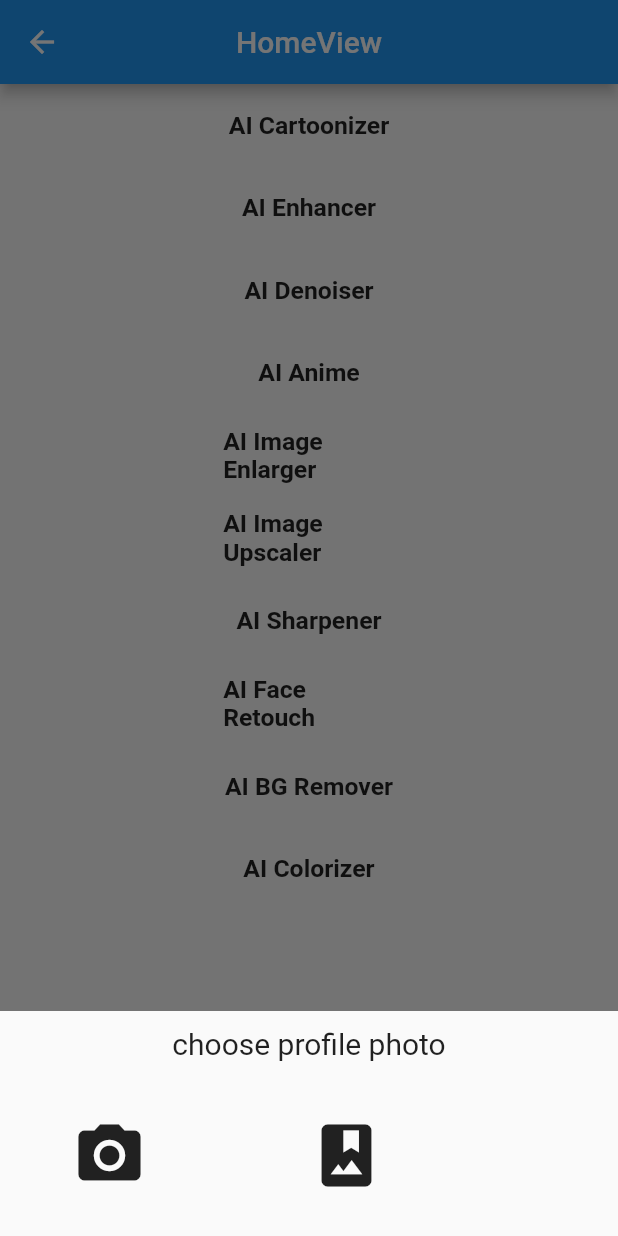
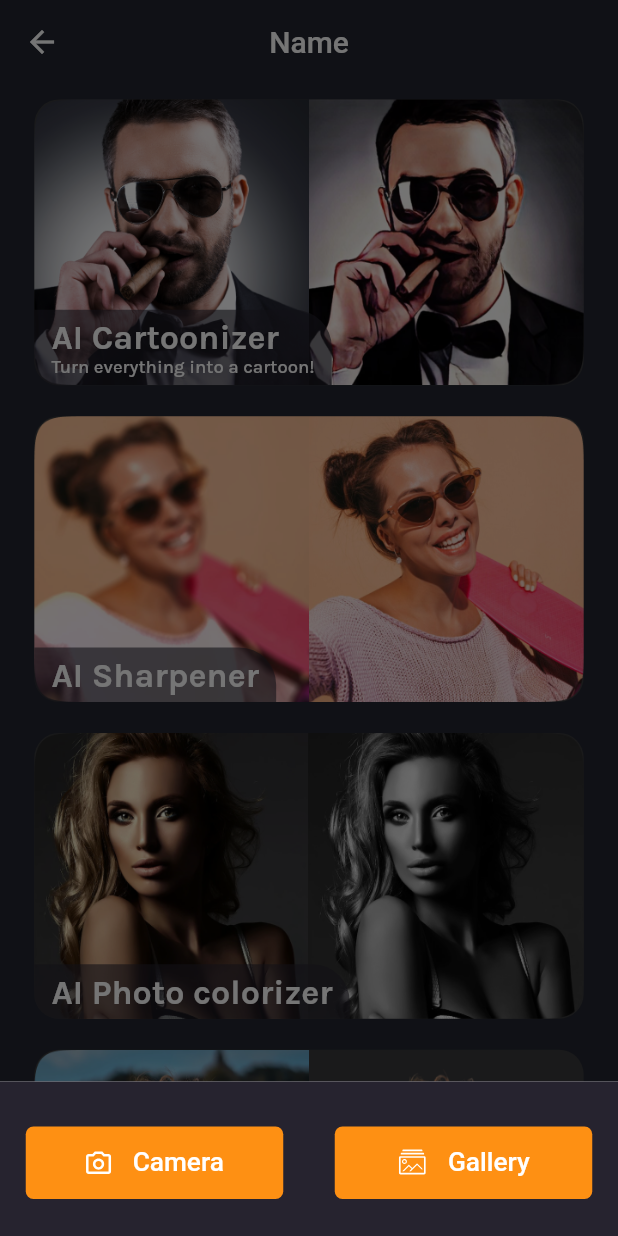
Before and after one commit to KhilanVitthani/toon, a Flutter app: the HomeView screen opened by its route, after a tap on "AI Sharpener", on a phone screen of 412 x 824 dp. Run offline on Flutter 3.47's test engine with Material 2 defaults, Android fonts, the phone set to English and light mode, and no system bars; our stand-ins replace cached_network_image, connectivity_plus, dio, flutter_svg, fluttertoast, get and 8 more; accounts and stored records are empty.

Commit message:
UI Changes

```diff
--- a/lib/app/modules/home/views/home_view.dart
+++ b/lib/app/modules/home/views/home_view.dart
@@ -1,9 +1,14 @@
 import 'dart:io';
 
+import 'package:ai_image_enlarger/constants/api_constants.dart';
+import 'package:ai_image_enlarger/constants/color_constant.dart';
 import 'package:ai_image_enlarger/constants/sizeConstant.dart';
+import 'package:ai_image_enlarger/utilities/buttons.dart';
 import 'package:flutter/material.dart';
+import 'package:flutter_svg/flutter_svg.dart';
 
 import 'package:get/get.dart';
+import 'package:google_fonts/google_fonts.dart';
 import 'package:image_picker/image_picker.dart';
 
 import '../controllers/home_controller.dart';
@@ -15,47 +20,71 @@ class HomeView extends GetView<HomeController> {
   Widget build(BuildContext context) {
     MySize().init(context);
     return Scaffold(
+      backgroundColor: appTheme.primaryTheme,
       appBar: AppBar(
-        title: const Text('HomeView'),
+        title: const Text('Name'),
         centerTitle: true,
+        backgroundColor: appTheme.primaryTheme,
+        elevation: 0,
       ),
-      body: Column(
+      body: SingleChildScrollView(
+        child: Padding(
+          padding: EdgeInsets.symmetric(
+              horizontal: MySize.getWidth(20), vertical: MySize.getHeight(10)),
+          child: Column(
             children: [
-          Center(
-              child: GestureDetector(
+              ImageButton(
                   onTap: () {
                     uploadImage(context);
                   },
-            child: Container(
-              width: MySize.getWidth(100),
-              height: MySize.getHeight(50),
-              alignment: Alignment.center,
-              child: Text(
-                "AI Cartoonizer",
-                style: TextStyle(
-                    fontSize: MySize.getHeight(15),
-                    fontWeight: FontWeight.bold),
+                  context: context,
+                  title: "AI Cartoonizer",
+                  subtitle: "Turn everything into a cartoon!",
+                  image: "AiCartoonizer.png"),
+              SizedBox(
+                height: MySize.getHeight(20),
               ),
+              ImageButton(
+                  onTap: () {
+                    controller.isFromSharpener.value = true;
+                    uploadImage(context);
+                  },
+                  context: context,
+                  title: "AI Sharpener",
+                  image: "AiSharpener.png"),
+              SizedBox(
+                height: MySize.getHeight(20),
               ),
-          )),
-          Center(
-              child: GestureDetector(
+              ImageButton(
+                  onTap: () {
+                    controller.isFromColorizer.value = true;
+                    uploadImage(context);
+                  },
+                  context: context,
+                  title: "AI Photo colorizer",
+                  image: "AiPhotocolorizer.png"),
+              SizedBox(
+                height: MySize.getHeight(20),
+              ),
+              ImageButton(
+                  onTap: () {
+                    controller.isFromBGRemover.value = true;
+                    uploadImage(context);
+                  },
+                  context: context,
+                  title: "AI Bg remover",
+                  image: "AiBgremover.png"),
+              SizedBox(
+                height: MySize.getHeight(20),
+              ),
+              ImageButton(
                   onTap: () {
                     controller.isFromEnhancer.value = true;
                     uploadImage(context);
                   },
-            child: Container(
-              width: MySize.getWidth(100),
-              height: MySize.getHeight(50),
-              alignment: Alignment.center,
-              child: Text(
-                "AI Enhancer",
-                style: TextStyle(
-                    fontSize: MySize.getHeight(15),
-                    fontWeight: FontWeight.bold),
-              ),
-            ),
-          )),
+                  context: context,
+                  title: "AI Enhancer",
+                  image: "AiEnhancer.png"),
               Center(
                   child: GestureDetector(
                 onTap: () {
@@ -131,24 +160,6 @@ class HomeView extends GetView<HomeController> {
               Center(
                   child: GestureDetector(
                 onTap: () {
-              controller.isFromSharpener.value = true;
-              uploadImage(context);
-            },
-            child: Container(
-              width: MySize.getWidth(100),
-              height: MySize.getHeight(50),
-              alignment: Alignment.center,
-              child: Text(
-                "AI Sharpener",
-                style: TextStyle(
-                    fontSize: MySize.getHeight(15),
-                    fontWeight: FontWeight.bold),
-              ),
-            ),
-          )),
-          Center(
-              child: GestureDetector(
-            onTap: () {
                   controller.isFromFaceRetouch.value = true;
                   uploadImage(context);
                 },
@@ -164,42 +175,74 @@ class HomeView extends GetView<HomeController> {
                   ),
                 ),
               )),
-          Center(
-              child: GestureDetector(
-            onTap: () {
-              controller.isFromBGRemover.value = true;
-              uploadImage(context);
-            },
-            child: Container(
-              width: MySize.getWidth(100),
-              height: MySize.getHeight(50),
-              alignment: Alignment.center,
-              child: Text(
-                "AI BG Remover",
-                style: TextStyle(
-                    fontSize: MySize.getHeight(15),
-                    fontWeight: FontWeight.bold),
+            ],
           ),
         ),
+      ),
+    );
+  }
+
+  ImageButton({
+    required BuildContext context,
+    required String image,
+    required String title,
+    String subtitle = "",
+    required VoidCallback onTap,
+  }) {
+    return GestureDetector(
+      onTap: onTap,
+      child: Stack(
+        children: [
+          Container(
+            decoration: BoxDecoration(
+                color: Color(0xff38383a),
+                borderRadius: BorderRadius.circular(MySize.getHeight(16))),
+            width: MySize.getWidth(320),
+            height: MySize.getHeight(185),
+            child: ClipRRect(
+                child: Image.asset(
+              imagePath + image,
+              fit: BoxFit.fill,
             )),
-          Center(
-              child: GestureDetector(
-            onTap: () {
-              controller.isFromColorizer.value = true;
-              uploadImage(context);
-            },
+          ),
+          Positioned(
+            bottom: 0,
             child: Container(
-              width: MySize.getWidth(100),
-              height: MySize.getHeight(50),
-              alignment: Alignment.center,
-              child: Text(
-                "AI Colorizer",
-                style: TextStyle(
-                    fontSize: MySize.getHeight(15),
-                    fontWeight: FontWeight.bold),
+              decoration: BoxDecoration(
+                color: Color.fromRGBO(38, 35, 47, 0.6),
+                borderRadius: BorderRadius.only(
+                    topRight: Radius.circular(MySize.getHeight(24)),
+                    bottomLeft: Radius.circular(MySize.getHeight(16))),
+              ),
+              child: Padding(
+                padding: EdgeInsets.symmetric(
+                    horizontal: MySize.getWidth(10),
+                    vertical: MySize.getHeight(5)),
+                child: Column(
+                  crossAxisAlignment: CrossAxisAlignment.start,
+                  children: [
+                    Text(
+                      "${title}",
+                      style: GoogleFonts.karla(
+                          color: Colors.white,
+                          fontSize: MySize.getHeight(22),
+                          fontWeight: FontWeight.w700),
+                    ),
+                    (subtitle != "")
+                        ? Text(
+                            subtitle ?? "",
+                            style: GoogleFonts.karla(
+                              color: Colors.white,
+                              fontSize: MySize.getHeight(12),
+                              fontWeight: FontWeight.w500,
+                            ),
+                          )
+                        : SizedBox(),
+                  ],
                 ),
               ),
-          )),
+            ),
+          ),
         ],
       ),
     );
@@ -210,50 +253,41 @@ class HomeView extends GetView<HomeController> {
         context: context,
         builder: (context) {
           return Container(
-            height: 150,
+            color: appTheme.textGrayColor,
+            height: MySize.getHeight(100),
             width: double.infinity,
             child: Column(
               children: [
-                SizedBox(
-                  height: 10,
-                ),
-                Text(
-                  "choose profile photo",
-                  style: TextStyle(fontSize: 20),
-                ),
                 SizedBox(height: 30),
                 Row(
+                  mainAxisAlignment: MainAxisAlignment.spaceAround,
                   children: [
-                    SizedBox(
-                      width: 40,
-                    ),
-                    IconButton(
-                        onPressed: () {
+                    GestureDetector(
+                      onTap: () {
                         openCamera().then((value) {
                           controller.cropImage(
                               pickedFile: value, context: context);
                         });
                         Navigator.of(context).pop();
                       },
-                        icon: Icon(
-                          Icons.camera_alt,
-                          size: 50,
-                        )),
-                    SizedBox(
-                      width: 110,
+                      child: getButton(
+                        image: "camera.svg",
+                        title: "Camera",
                       ),
-                    IconButton(
-                        onPressed: () {
+                    ),
+                    GestureDetector(
+                      onTap: () {
                         openGallery().then((value) {
                           controller.cropImage(
                               pickedFile: value, context: context);
                         });
                         Navigator.of(context).pop();
                       },
-                        icon: Icon(
-                          Icons.photo_album,
-                          size: 50,
-                        )),
+                      child: getButton(
+                        image: "gallery.svg",
+                        title: "Gallery",
+                      ),
+                    ),
                   ],
                 ),
               ],
--- a/lib/constants/color_constant.dart
+++ b/lib/constants/color_constant.dart
@@ -2,8 +2,9 @@ import 'package:ai_image_enlarger/constants/sizeConstant.dart';
 import 'package:flutter/material.dart';
 
 class BaseTheme {
-  Color get primaryTheme => fromHex('#4BB382');
-  Color get textGrayColor => fromHex("#f1f1f1");
+  Color get primaryTheme => fromHex('#23262F');
+  Color get buttonColor => fromHex('#FE9013');
+  Color get textGrayColor => fromHex("#26232F");
 
   List<BoxShadow> get getShadow {
     return [
--- a/lib/constants/sizeConstant.dart
+++ b/lib/constants/sizeConstant.dart
@@ -31,7 +31,7 @@ class MySize {
     safeWidth = (screenWidth - _safeAreaWidth);
     safeHeight = (screenHeight - _safeAreaHeight);
 
-    scaleFactorHeight = (safeHeight! / 748);
+    scaleFactorHeight = (safeHeight! / 800);
     if (scaleFactorHeight < 1) {
       double diff = (1 - scaleFactorHeight) * (1 - scaleFactorHeight);
       scaleFactorHeight += diff;
--- a/lib/utilities/buttons.dart
+++ b/lib/utilities/buttons.dart
@@ -1,4 +1,7 @@
+import 'package:ai_image_enlarger/constants/api_constants.dart';
 import 'package:flutter/material.dart';
+import 'package:flutter_svg/flutter_svg.dart';
+import 'package:get/get.dart';
 
 import '../constants/color_constant.dart';
 import '../constants/sizeConstant.dart';
@@ -12,6 +15,7 @@ Widget getButton({
   Color? textColor,
   FontWeight? fontWeight,
   double? borderRadius,
+  String? image,
   Widget? widget,
 }) {
   return Container(
@@ -19,19 +23,36 @@ Widget getButton({
       width: MySize.getWidth(width ?? 150),
       alignment: Alignment.center,
       decoration: BoxDecoration(
-      color: backColor ?? appTheme.primaryTheme,
-      borderRadius: BorderRadius.circular(MySize.getHeight(borderRadius ?? 5)),
+        color: backColor ?? appTheme.buttonColor,
+        borderRadius:
+            BorderRadius.circular(MySize.getHeight(borderRadius ?? 5)),
       ),
       child: (!isNullEmptyOrFalse(widget))
           ? widget
-        : Text(
+          : (image!.isEmpty)
+              ? Text(
+                  title,
+                  style: TextStyle(
+                      color: textColor ?? Colors.white,
+                      fontSize: MySize.getHeight(textSize ?? 17),
+                      fontWeight: fontWeight ?? FontWeight.w500),
+                )
+              : Row(
+                  mainAxisAlignment: MainAxisAlignment.center,
+                  children: [
+                    SvgPicture.asset(imagePath + image),
+                    SizedBox(
+                      width: MySize.getWidth(12),
+                    ),
+                    Text(
                       title,
                       style: TextStyle(
                           color: textColor ?? Colors.white,
                           fontSize: MySize.getHeight(textSize ?? 17),
                           fontWeight: fontWeight ?? FontWeight.w500),
                     ),
-  );
+                  ],
+                ));
 }
 
 String? validateEmail(String? value) {
--- a/pubspec.yaml
+++ b/pubspec.yaml
@@ -19,6 +19,8 @@ dependencies:
   screenshot:
   image_gallery_saver:
   permission_handler:
+  flutter_svg:
+  google_fonts:
 
   get: 4.6.5
   flutter:
@@ -31,3 +33,5 @@ dev_dependencies:
 
 flutter:
   uses-material-design: true
+  assets:
+    - assets/images/
```
Also changed, not shown: assets/images/AiBgremover.png (added), assets/images/AiCartoonizer.png (added), assets/images/AiEnhancer.png (added), assets/images/AiPhotocolorizer.png (added), assets/images/AiSharpener.png (added), assets/images/AiSketch.png (added), assets/images/MagicEraser.png (added), assets/images/camera.svg (added), assets/images/gallery.svg (added), pubspec.lock, 1 other file. Lines whose indentation alone changed are shown as unchanged.
